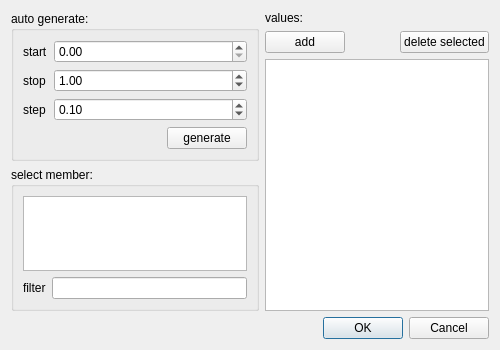
Qt form multischededitdialogdouble.ui (TUW-VieVS/VieSchedpp) before a commit.
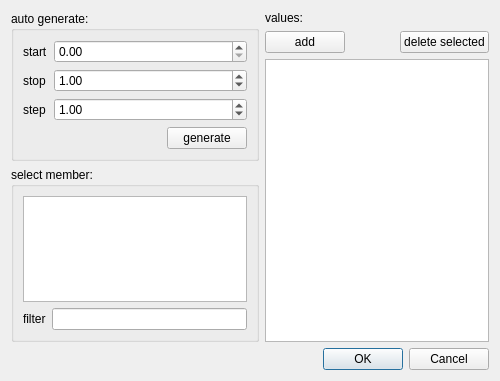
The same form after that commit. Icons and pictures are not drawn.

What changed in the file:
```diff
--- a/multischededitdialogdouble.ui
+++ b/multischededitdialogdouble.ui
@@ -7,7 +7,7 @@
     <x>0</x>
     <y>0</y>
     <width>500</width>
-    <height>350</height>
+    <height>381</height>
    </rect>
   </property>
   <property name="windowTitle">
@@ -59,11 +59,14 @@
             </item>
             <item row="2" column="1">
              <widget class="QDoubleSpinBox" name="doubleSpinBox_step">
+              <property name="minimum">
+               <double>0.010000000000000</double>
+              </property>
               <property name="singleStep">
                <double>0.100000000000000</double>
               </property>
               <property name="value">
-               <double>0.100000000000000</double>
+               <double>1.000000000000000</double>
               </property>
              </widget>
             </item>
```
